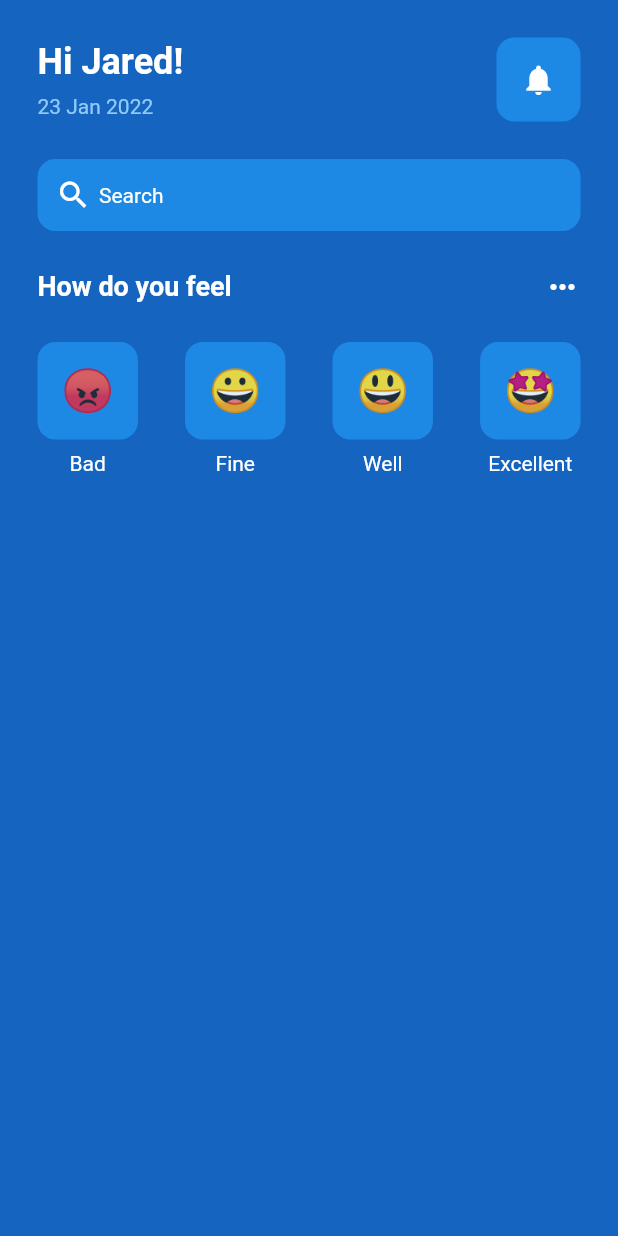
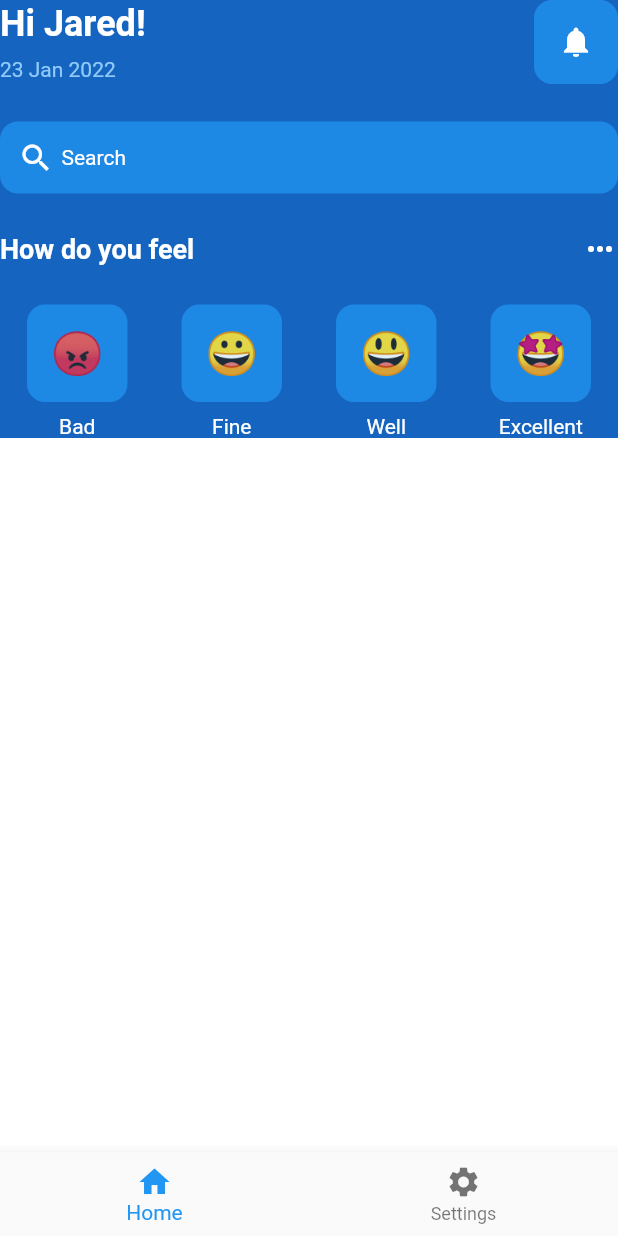
Before and after one commit to mrojasb2000/flutter_demo, a Flutter app: the screen it shows after launch, on a phone screen of 412 x 824 dp. Run offline on Flutter 3.47's test engine with Material 2 defaults, Android fonts, the phone set to English and light mode, and no system bars.

Commit message:
chore: main block

```diff
--- a/lib/pages/home_page.dart
+++ b/lib/pages/home_page.dart
@@ -15,9 +15,19 @@ class _HomePageState extends State<HomePage> {
   Widget build(BuildContext context) {
     return Scaffold(
         backgroundColor: Colors.blue[800],
+        bottomNavigationBar: BottomNavigationBar(
+          items: [
+            const BottomNavigationBarItem(
+              icon: Icon(Icons.home),
+              label: 'Home',
+            ),
+            const BottomNavigationBarItem(
+              icon: Icon(Icons.settings),
+              label: 'Settings',
+            )
+          ],
+        ),
         body: SafeArea(
-          child: Padding(
-            padding: const EdgeInsets.all(25.0),
           child: Column(
             children: [
               // greeting row
@@ -51,8 +61,8 @@ class _HomePageState extends State<HomePage> {
                         borderRadius: BorderRadius.circular(12),
                       ),
                       padding: const EdgeInsets.all(16),
-                        child: const Icon(Icons.notifications,
-                            color: Colors.white)),
+                      child:
+                          const Icon(Icons.notifications, color: Colors.white)),
                 ],
               ),
               const SizedBox(
@@ -103,7 +113,7 @@ class _HomePageState extends State<HomePage> {
               ),
               // 4 different faces
               Row(
-                  mainAxisAlignment: MainAxisAlignment.spaceBetween,
+                mainAxisAlignment: MainAxisAlignment.spaceAround,
                 children: [
                   // bad
                   Column(
@@ -166,9 +176,13 @@ class _HomePageState extends State<HomePage> {
                     ],
                   ),
                 ],
-                )
+              ),
+
+              // White block
+              Expanded(
+                child: Container(color: Colors.white),
+              ),
             ],
-            ),
           ),
         ));
   }
```
Lines whose indentation alone changed are shown as unchanged.
